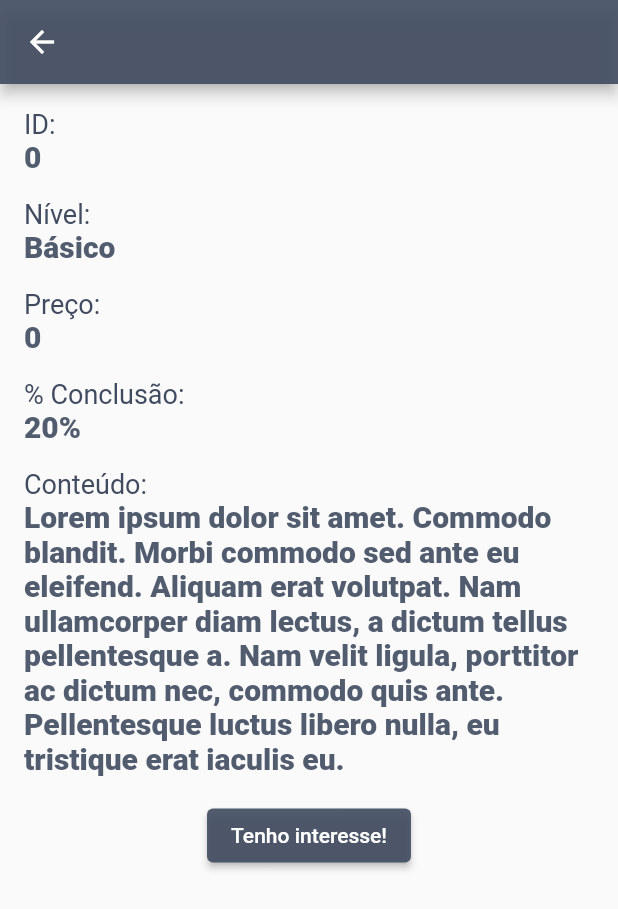
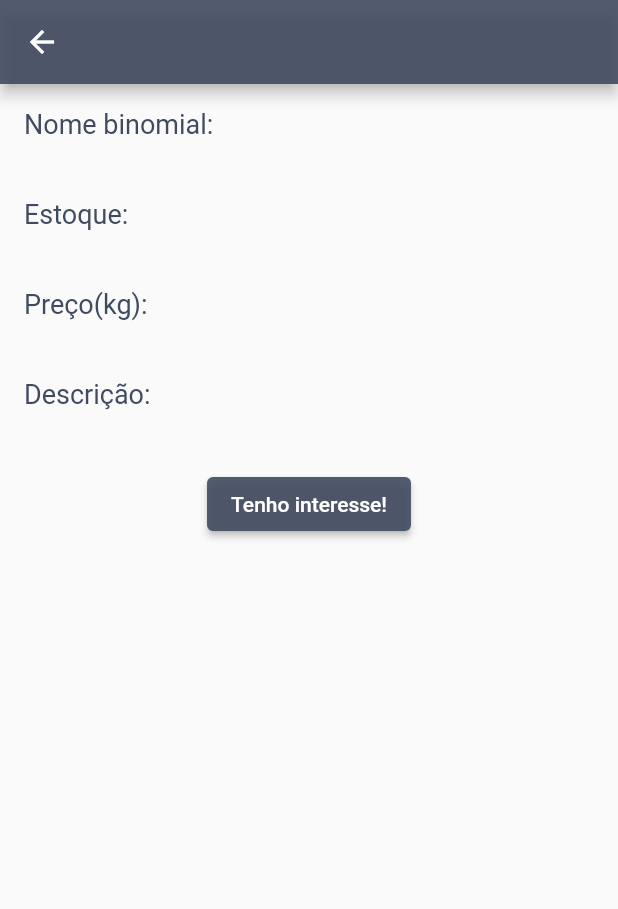
Before and after one commit to vpmoura/lista_cursos, a Flutter app: the PlantasDetalhesScreen screen opened directly with empty values, on a phone screen of 412 x 824 dp. Shown: the top 909 px of the screen. Run offline on Flutter 3.47's test engine with Material 2 defaults, Android fonts, the phone set to English and light mode, and no system bars.

Commit message:
Configurando paginas de detalhes

```diff
--- a/lib/models/planta_model.dart
+++ b/lib/models/planta_model.dart
@@ -1,17 +1,19 @@
 class PlantaModel {
   int id;
   String nome;
-  String nivel;
-  double percentualConclusao;
-  int preco;
+  String estoque;
+  double percentualEstoque;
+  String preco;
   String conteudo;
+  String nomeBinomial;
 
   PlantaModel({
     this.id,
     this.nome,
-    this.nivel,
-    this.percentualConclusao,
+    this.estoque,
+    this.percentualEstoque,
     this.preco,
     this.conteudo,
+    this.nomeBinomial,
   });
 }
--- a/lib/repository/plantas_repository.dart
+++ b/lib/repository/plantas_repository.dart
@@ -1,3 +1,4 @@
+import 'package:flutter/cupertino.dart';
 import 'package:lista_cursos/models/planta_model.dart';
 
 import 'database.dart';
@@ -7,67 +8,68 @@ class PlantasRepository {
     var db = Database();
     await db.createDatabase();
 
-    List<PlantaModel> cursos = new List<PlantaModel>();
+    List<PlantaModel> plantas = new List<PlantaModel>();
 
     if (db.created) {
-      cursos = new List<PlantaModel>();
-      cursos.add(
+      plantas = new List<PlantaModel>();
+      plantas.add(
         new PlantaModel(
           id: 1,
-          nome: 'Java',
-          nivel: 'Básico',
-          percentualConclusao: 0.7,
-          preco: 599,
+          nome: 'Alho',
+          estoque: '20%',
+          percentualEstoque: 0.2,
+          preco: "17 reais",
           conteudo:
-              'Lorem ipsum dolor sit amet. Commodo blandit. Morbi commodo sed ante eu eleifend. Aliquam erat volutpat. Nam ullamcorper diam lectus, a dictum tellus pellentesque a. Nam velit ligula, porttitor ac dictum nec, commodo quis ante. Pellentesque luctus libero nulla, eu tristique erat iaculis eu.',
+              'O alho é uma parte de uma planta, o bulbo, que é muito utilizado na cozinha para temperar e condimentar os alimentos, mas que também pode ser usado como um medicamento natural para complementar o tratamento de vários problemas de saúde, como infecções por fungos ou pressão alta, por exemplo.',
+          nomeBinomial: 'Allium sativum',
         ),
       );
-      cursos.add(
+      plantas.add(
         PlantaModel(
             id: 2,
-          nome: 'C#',
-          nivel: 'Básico',
-          percentualConclusao: 0.25,
-          preco: 399,
+            nome: 'Jaborandi',
+            estoque: '10%',
+            percentualEstoque: 0.1,
+            preco: '8 reais',
             conteudo:
-              'Lorem ipsum dolor sit amet. Commodo blandit. Morbi commodo sed ante eu eleifend. Aliquam erat volutpat. Nam ullamcorper diam lectus, a dictum tellus pellentesque a. Nam velit ligula, porttitor ac dictum nec, commodo quis ante. Pellentesque luctus libero nulla, eu tristique erat iaculis eu.',
-        ),
+                'A planta e árvore de jaborandi servem como um excelente medicamento da natureza para diversos problemas de saúde. Um dos principais usos do chá com finalidade curativa é para glaucoma.',
+            nomeBinomial: 'Pilocarpus microphyllus'),
       );
-      cursos.add(
+      plantas.add(
         PlantaModel(
             id: 3,
-          nome: 'Node JS',
-          nivel: 'Básico',
-          percentualConclusao: 0.9,
-          preco: 799,
+            nome: 'Valeriana',
+            estoque: '60%',
+            percentualEstoque: 0.6,
+            preco: '275 reais',
             conteudo:
-              'Lorem ipsum dolor sit amet. Commodo blandit. Morbi commodo sed ante eu eleifend. Aliquam erat volutpat. Nam ullamcorper diam lectus, a dictum tellus pellentesque a. Nam velit ligula, porttitor ac dictum nec, commodo quis ante. Pellentesque luctus libero nulla, eu tristique erat iaculis eu.',
-        ),
+                'A valeriana é uma planta medicinal da família das valerianáceas, que também pode ser conhecida como valeriana, valeriana-das-boticas ou valeriana selvagem, e que é muito utilizada popularmente para tratar crises de insônia, ansiedade e agitação.',
+            nomeBinomial: 'Valeriana officinalis'),
       );
-      cursos.add(
+      plantas.add(
         PlantaModel(
             id: 4,
-          nome: 'GO Lang',
-          nivel: 'Básico',
-          percentualConclusao: 0.1,
-          preco: 1799,
+            nome: 'Erva-doce',
+            estoque: '40%',
+            percentualEstoque: 0.4,
+            preco: '40 reais',
             conteudo:
-              'Lorem ipsum dolor sit amet. Commodo blandit. Morbi commodo sed ante eu eleifend. Aliquam erat volutpat. Nam ullamcorper diam lectus, a dictum tellus pellentesque a. Nam velit ligula, porttitor ac dictum nec, commodo quis ante. Pellentesque luctus libero nulla, eu tristique erat iaculis eu.',
-        ),
+                'Esta planta é usada popularmente para gastrite, inchaço abdominal, má digestão, gases e dor de cabeça devido as propriedades analgésicas, anti-inflamatórias e antidispéptica. A erva-doce é usada também em produtos cosméticos e de perfumaria, podendo ser encontrada em diferentes formas, como extrato seco e óleo.',
+            nomeBinomial: 'Foeniculum vulgare'),
       );
-      cursos.add(
+      plantas.add(
         PlantaModel(
             id: 4,
-          nome: 'GO Lang',
-          nivel: 'Básico',
-          percentualConclusao: 0.1,
-          preco: 1799,
+            nome: 'Macela-do-campo',
+            estoque: '30%',
+            percentualEstoque: 0.3,
+            preco: '88 reais',
             conteudo:
-              'Lorem ipsum dolor sit amet. Commodo blandit. Morbi commodo sed ante eu eleifend. Aliquam erat volutpat. Nam ullamcorper diam lectus, a dictum tellus pellentesque a. Nam velit ligula, porttitor ac dictum nec, commodo quis ante. Pellentesque luctus libero nulla, eu tristique erat iaculis eu.',
-        ),
+                'A macela é uma planta medicinal muito utilizada como remédio caseiro para acalmar. As propriedades da macela incluem sua ação antiviral, antiespasmódica, anti-séptica, anti-inflamatória, calmante, antialérgica, adstringente, relaxante, tônica, digestiva e expectorante.',
+            nomeBinomial: 'Achyrocline satureioides'),
       );
     }
 
-    return new Future.value(cursos);
+    return new Future.value(plantas);
   }
 }
--- a/lib/screens/plantas_detalhes_screen.dart
+++ b/lib/screens/plantas_detalhes_screen.dart
@@ -14,28 +14,29 @@ class PlantasDetalhesScreen extends StatelessWidget {
       ),
       body: Padding(
         padding: const EdgeInsets.all(16.0),
+        child: Container(
           child: Column(
             crossAxisAlignment: CrossAxisAlignment.start,
             children: <Widget>[
-            labelValue('ID'),
-            fieldValue(plantaModel.id.toString()),
+              labelValue('Nome binomial'),
+              fieldValue(plantaModel.nomeBinomial),
               espaco(),
-            labelValue('Nível'),
-            fieldValue('Básico'),
+              labelValue('Estoque'),
+              fieldValue(plantaModel.estoque),
               espaco(),
-            labelValue('Preço'),
-            fieldValue(plantaModel.preco.toString()),
+              labelValue('Preço(kg)'),
+              fieldValue(plantaModel.preco),
               espaco(),
-            labelValue('% Conclusão'),
-            fieldValue('20%'),
-            espaco(),
-            labelValue('Conteúdo'),
-            fieldValue(
-                'Lorem ipsum dolor sit amet. Commodo blandit. Morbi commodo sed ante eu eleifend. Aliquam erat volutpat. Nam ullamcorper diam lectus, a dictum tellus pellentesque a. Nam velit ligula, porttitor ac dictum nec, commodo quis ante. Pellentesque luctus libero nulla, eu tristique erat iaculis eu.'),
+              labelValue('Descrição'),
+              fieldValue(plantaModel.conteudo),
               espaco(),
               Center(
                 child: ElevatedButton(
-                onPressed: () {},
+                  onPressed: () {
+                    var mensagem =
+                        'Interesse na planta ${plantaModel.nome} registrado com sucesso';
+                    Navigator.pop(context, mensagem);
+                  },
                   child: Text('Tenho interesse!'),
                   style: ElevatedButton.styleFrom(
                     primary: Color.fromRGBO(64, 75, 96, .9),
@@ -43,6 +44,7 @@ class PlantasDetalhesScreen extends StatelessWidget {
                 ),
               ),
             ],
+          ),
         ),
       ),
     );
```
Also changed, not shown: lib/screens/plantas_screen.dart (+6 -5 lines), assets/images/alho.jpg (added). Lines whose indentation alone changed are shown as unchanged.
